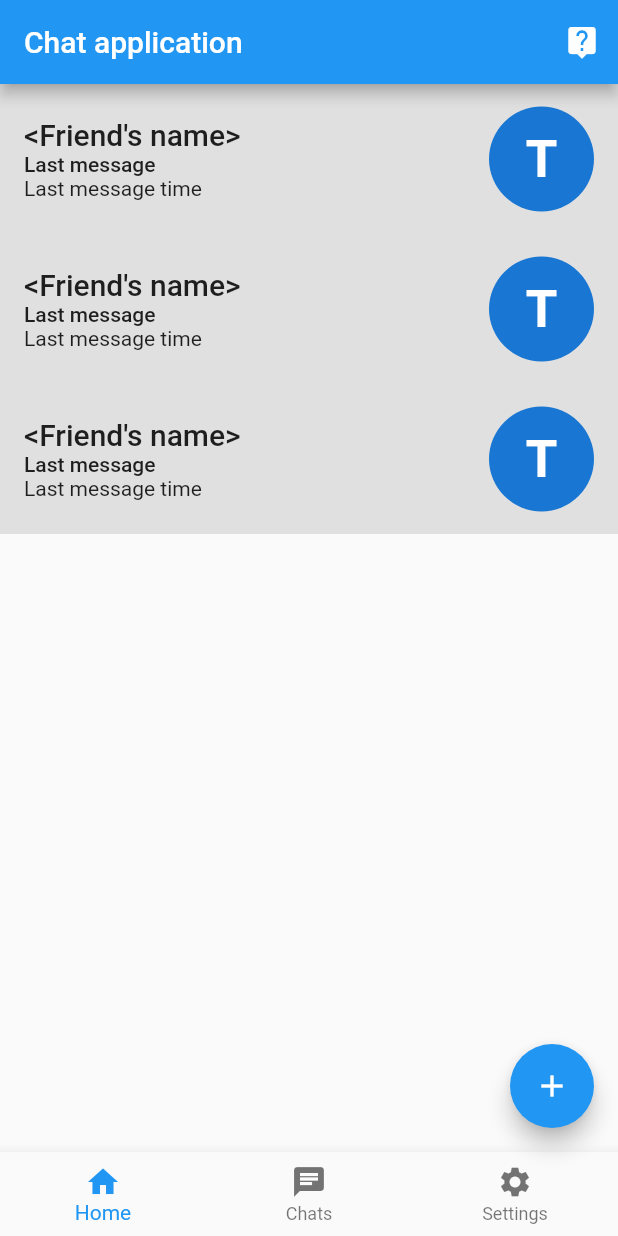
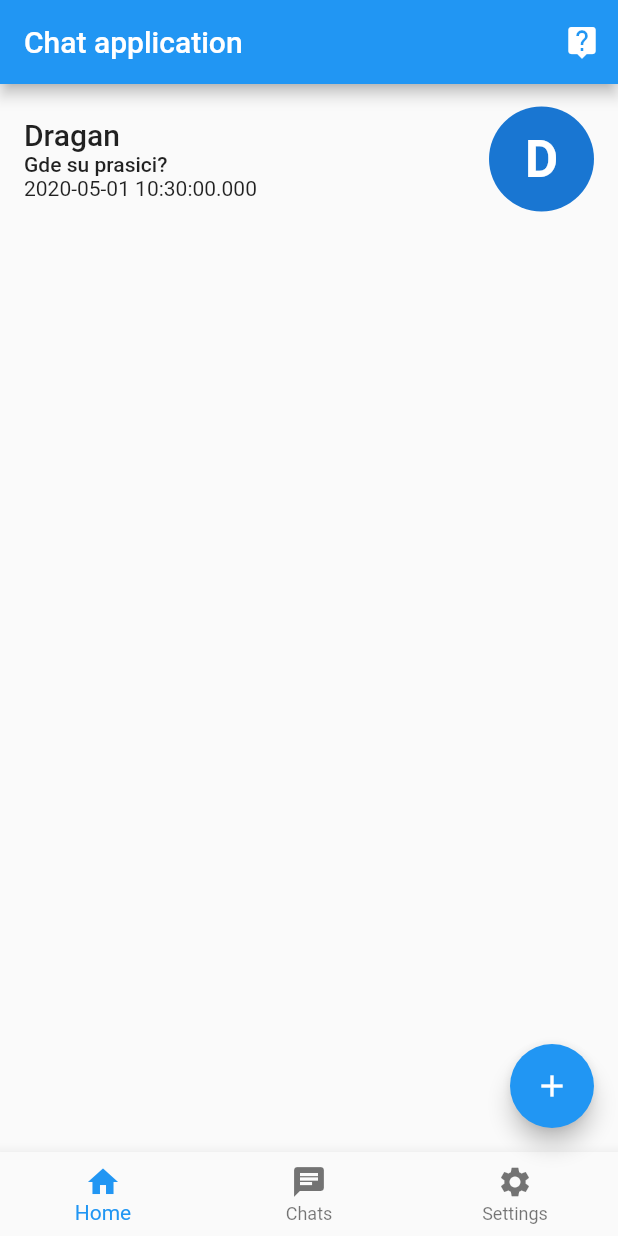
Before and after one commit to matf-pp/2020_Ps4Flutter, a Flutter app: the screen it shows after launch, on a phone screen of 412 x 824 dp. Run offline on Flutter 3.47's test engine with Material 2 defaults, Android fonts, the phone set to English and light mode, and no system bars.

Commit message:
Some screen's are linked and text field is created and some details about text processing.

```diff
--- a/chat_app/lib/HeadOfCheat.dart
+++ b/chat_app/lib/HeadOfCheat.dart
@@ -1,18 +1,43 @@
+import 'package:chatapp/viewOfChat.dart';
 import 'package:flutter/material.dart';
 
 class HeadOfChat extends StatefulWidget {
   @override
   _HeadOfChatState createState() => _HeadOfChatState();
+
+  HeadOfChat({
+    Key key,
+    this.friendName : "",
+    this.lastMessage : "",
+    this.messageTime})
+    : super(key:key);
+
+  final String friendName;
+  final String lastMessage;
+  final DateTime messageTime;
 }
 
 class _HeadOfChatState extends State<HeadOfChat> {
   @override
   Widget build(BuildContext context) {
-    return Container(
+    return InkWell(
+      onTap: ()async{
+        print(widget.friendName + " has beem tapped!");
+        await Navigator.of(context).push(MaterialPageRoute<Null>(
+          builder: (BuildContext context){
+            return chatView(
+              friendName: widget.friendName,
+              lastMessage: widget.lastMessage,
+            );
+          },
+          fullscreenDialog: true));
+      },
+      highlightColor: Colors.blue,
+      child: Container(
           padding: EdgeInsets.symmetric(horizontal: 16.0, vertical: 8.0),
           width: double.infinity,
           height: 100.0,
-        color:Colors.grey[300],
+//          color:Colors.grey[300],
           child: Row(
             children: <Widget>[
               Expanded(
@@ -20,20 +45,20 @@ class _HeadOfChatState extends State<HeadOfChat> {
                   crossAxisAlignment: CrossAxisAlignment.start,
                   mainAxisAlignment: MainAxisAlignment.center,
                   children: <Widget>[
-                  Text("<Friend's name>",
+                    Text(widget.friendName,
                         style: Theme.of(context).textTheme.title
                     ),
-                  Text('Last message',
+                    Text(widget.lastMessage,
                         style: Theme.of(context).textTheme.body2
                     ),
-                  Text('Last message time',),
+                    Text(widget.messageTime.toString(),),
                   ],
                 ),
               ),
               Center(
                 child: CircleAvatar(
                   radius: 35,
-                child: Text('T',
+                  child: Text(widget.friendName.substring(0,1),
                           style: Theme.of(context)
                               .textTheme
                               .display1
@@ -43,6 +68,7 @@ class _HeadOfChatState extends State<HeadOfChat> {
               )
             ],
           )
+      ),
     );
   }
 }
--- a/chat_app/lib/scaffold.dart
+++ b/chat_app/lib/scaffold.dart
@@ -25,9 +25,9 @@ import 'package:flutter/material.dart';
           ),
           body: ListView(
             children: <Widget>[
-              HeadOfChat(),
-              HeadOfChat(),
-              HeadOfChat()
+              HeadOfChat(friendName: "Dragan",
+                lastMessage: "Gde su prasici?",
+                messageTime: DateTime.now(),),
             ],
           ),
           bottomNavigationBar: BottomNavigationBar(
```
Also changed, not shown: chat_app/lib/messageOfChat.dart (+11 -4 lines), chat_app/lib/viewOfChat.dart (+60 -9 lines). Lines whose indentation alone changed are shown as unchanged.
